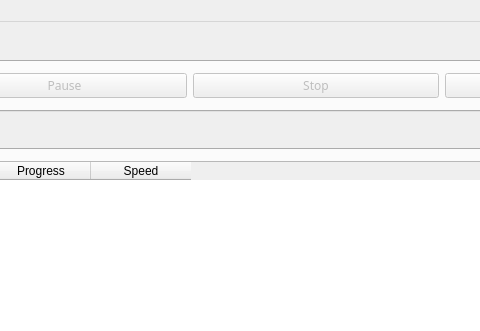
The window that UltimateDownloadManager/mainwindow.ui (LalitMaganti/Ultimate-Download-Manager) describes before a commit, drawn with Qt 5; both pictures show x 334 to 814 and y 0 to 331 of the 1048 by 663 pixel window.
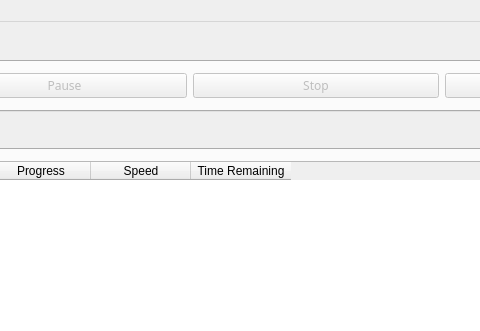
The same window after the commit. Icons and pictures are not drawn. Custom widgets are drawn as their Qt base class.

Patch:
```diff
--- a/UltimateDownloadManager/mainwindow.ui
+++ b/UltimateDownloadManager/mainwindow.ui
@@ -131,7 +131,7 @@
            <enum>QAbstractItemView::SelectRows</enum>
           </property>
           <property name="columnCount">
-           <number>5</number>
+           <number>6</number>
           </property>
           <column>
            <property name="text">
@@ -158,6 +158,11 @@
             <string>Speed</string>
            </property>
           </column>
+          <column>
+           <property name="text">
+            <string>Time Remaining</string>
+           </property>
+          </column>
          </widget>
         </item>
        </layout>
```
